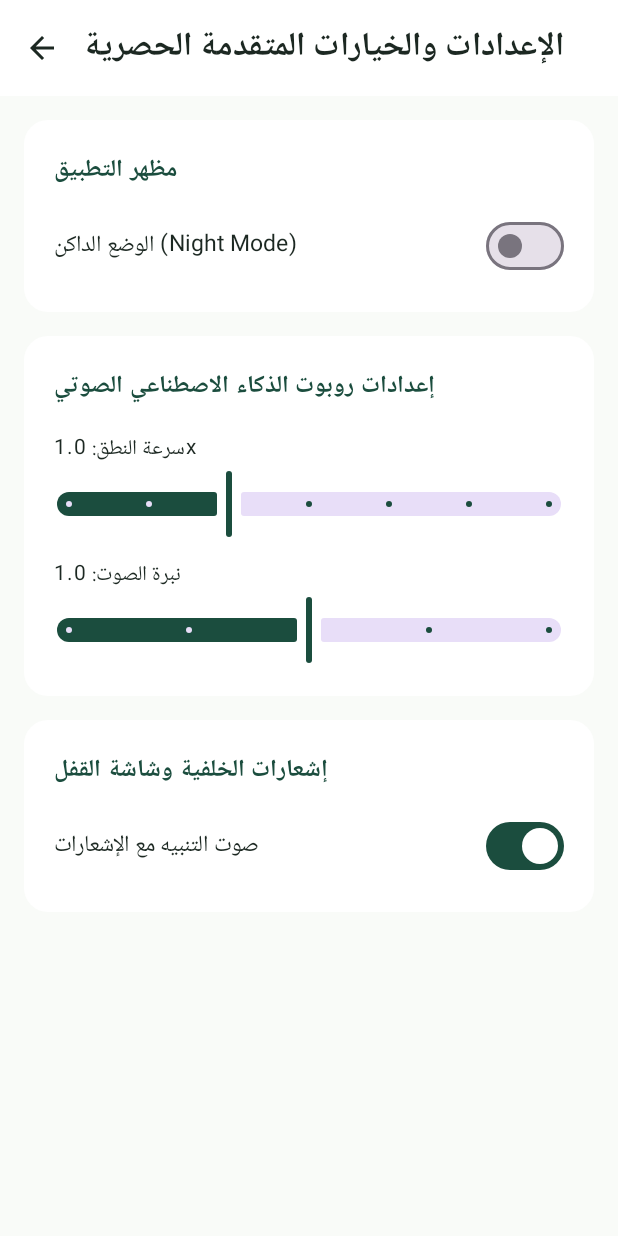
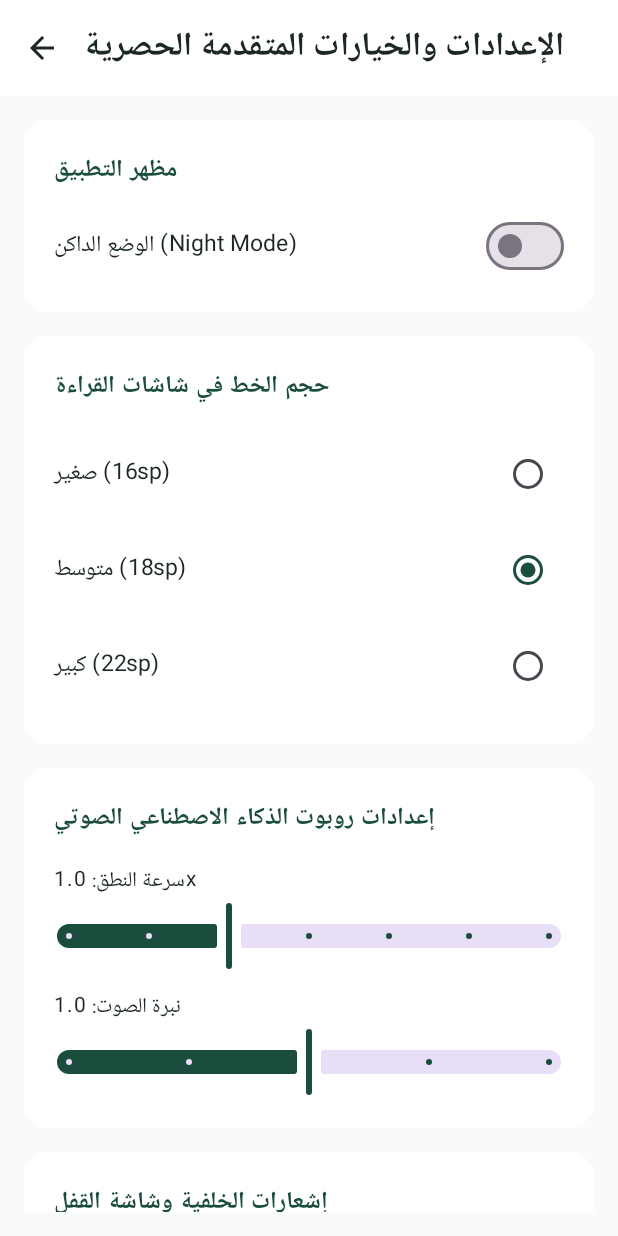
Before and after one commit to MohammedAlhazmiai/remoazkar, an Android app built with Jetpack Compose: the AdvancedSettingsScreen screen opened through its navigation route, on a phone screen of 412 x 824 dp. Run offline under Robolectric (Android 15) with nearby library versions, the phone set to English and light mode, and no system bars.

Commit message:
Add favorites system with heart buttons and adjustable font size settings

```diff
--- a/app/src/main/java/com/example/MainActivity.kt
+++ b/app/src/main/java/com/example/MainActivity.kt
@@ -33,6 +33,7 @@ class MainActivity : ComponentActivity() {
             val speechRate by preferencesManager.speechRateFlow.collectAsState(initial = 1.0f)
             val speechPitch by preferencesManager.speechPitchFlow.collectAsState(initial = 1.0f)
             val notificationSound by preferencesManager.notificationSoundFlow.collectAsState(initial = true)
+            val fontSizeIndex by preferencesManager.fontSizeFlow.collectAsState(initial = 1)
 
             val navController = rememberNavController()
 
@@ -127,6 +128,12 @@ class MainActivity : ComponentActivity() {
                                     preferencesManager.setNotificationSound(sound)
                                 }
                             },
+                            fontSizeIndex = fontSizeIndex,
+                            onFontSizeChange = { index ->
+                                lifecycleScope.launch {
+                                    preferencesManager.setFontSize(index)
+                                }
+                            },
                             onBackClick = { navController.popBackStack() }
                         )
                     }
@@ -143,6 +150,7 @@ class MainActivity : ComponentActivity() {
                                     preferencesManager.toggleFavorite(zikrId)
                                 }
                             },
+                            fontSizeIndex = fontSizeIndex,
                             onBackClick = { navController.popBackStack() }
                         )
                     }
--- a/app/src/main/java/com/example/data/PreferencesManager.kt
+++ b/app/src/main/java/com/example/data/PreferencesManager.kt
@@ -19,7 +19,7 @@ class PreferencesManager(private val context: Context) {
         val SPEECH_RATE_KEY = floatPreferencesKey("speech_rate")
         val SPEECH_PITCH_KEY = floatPreferencesKey("speech_pitch")
         val NOTIFICATION_SOUND_KEY = booleanPreferencesKey("notification_sound")
-        val CUSTOM_TIME_KEY = stringSetPreferencesKey("custom_times")
+        val FONT_SIZE_KEY = intPreferencesKey("font_size_index")
     }
 
     val darkModeFlow: Flow<Boolean> = context.dataStore.data
@@ -45,6 +45,9 @@ class PreferencesManager(private val context: Context) {
 
     val notificationSoundFlow: Flow<Boolean> = context.dataStore.data
         .map { preferences -> preferences[NOTIFICATION_SOUND_KEY] ?: true }
+
+    val fontSizeFlow: Flow<Int> = context.dataStore.data
+        .map { preferences -> preferences[FONT_SIZE_KEY] ?: 1 } // 0: Small, 1: Medium, 2: Large
 
     suspend fun setDarkMode(enabled: Boolean) {
         context.dataStore.edit { preferences ->
@@ -98,4 +101,10 @@ class PreferencesManager(private val context: Context) {
             preferences[NOTIFICATION_SOUND_KEY] = enabled
         }
     }
+
+    suspend fun setFontSize(index: Int) {
+        context.dataStore.edit { preferences ->
+            preferences[FONT_SIZE_KEY] = index
+        }
+    }
 }
--- a/app/src/main/java/com/example/ui/screens/AdvancedSettingsScreen.kt
+++ b/app/src/main/java/com/example/ui/screens/AdvancedSettingsScreen.kt
@@ -1,5 +1,6 @@
 package com.example.ui.screens
 
+import androidx.compose.foundation.clickable
 import androidx.compose.foundation.layout.*
 import androidx.compose.foundation.lazy.LazyColumn
 import androidx.compose.foundation.shape.RoundedCornerShape
@@ -26,6 +27,8 @@ fun AdvancedSettingsScreen(
     onSpeechPitchChange: (Float) -> Unit,
     notificationSound: Boolean,
     onToggleNotificationSound: (Boolean) -> Unit,
+    fontSizeIndex: Int,
+    onFontSizeChange: (Int) -> Unit,
     onBackClick: () -> Unit
 ) {
     Scaffold(
@@ -65,6 +68,43 @@ fun AdvancedSettingsScreen(
                         ) {
                             Text("الوضع الداكن (Night Mode)", fontSize = 15.sp)
                             Switch(checked = darkMode, onCheckedChange = onToggleDarkMode)
+                        }
+                    }
+                }
+            }
+
+            // Font Size Control
+            item {
+                Card(
+                    modifier = Modifier.fillMaxWidth(),
+                    shape = RoundedCornerShape(16.dp),
+                    colors = CardDefaults.cardColors(containerColor = MaterialTheme.colorScheme.surface)
+                ) {
+                    Column(modifier = Modifier.padding(20.dp)) {
+                        Text("حجم الخط في شاشات القراءة", fontWeight = FontWeight.Bold, fontSize = 16.sp, color = MaterialTheme.colorScheme.primary)
+                        Spacer(modifier = Modifier.height(12.dp))
+
+                        val fontSizes = listOf(
+                            0 to "صغير (16sp)",
+                            1 to "متوسط (18sp)",
+                            2 to "كبير (22sp)"
+                        )
+
+                        fontSizes.forEach { (index, label) ->
+                            Row(
+                                modifier = Modifier
+                                    .fillMaxWidth()
+                                    .clickable { onFontSizeChange(index) }
+                                    .padding(vertical = 8.dp),
+                                horizontalArrangement = Arrangement.SpaceBetween,
+                                verticalAlignment = Alignment.CenterVertically
+                            ) {
+                                Text(label, fontSize = 15.sp)
+                                RadioButton(
+                                    selected = fontSizeIndex == index,
+                                    onClick = { onFontSizeChange(index) }
+                                )
+                            }
                         }
                     }
                 }
```
Also changed, not shown: app/src/main/java/com/example/ui/screens/AzkarListScreen.kt (+13 -3 lines), 1 other file.
